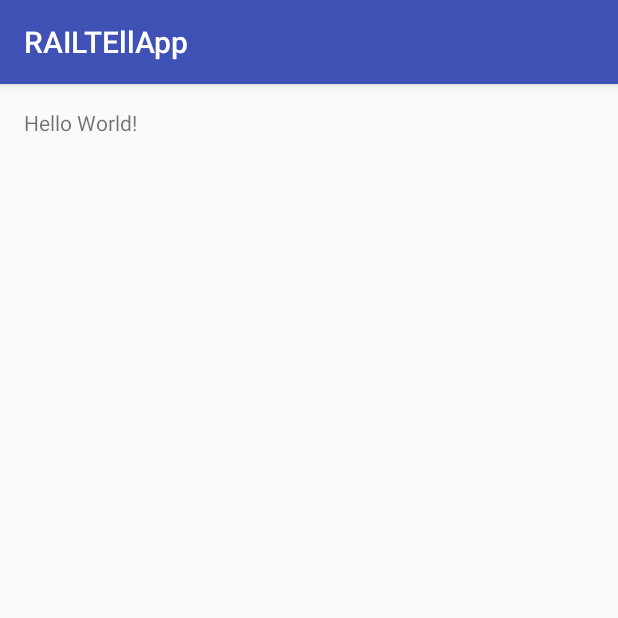
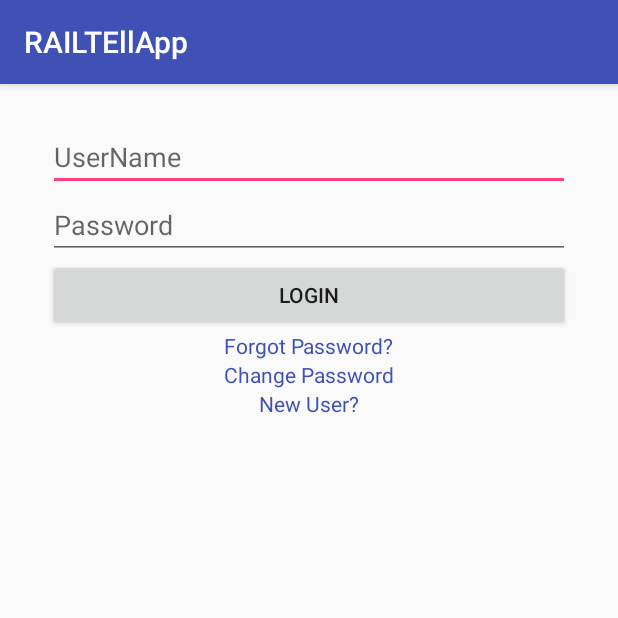
Before and after one commit to ashishjoshi1995/railtellapp, an Android app: the screen it shows after launch (MainActivity), on a phone screen of 412 x 824 dp, the top half of it. Run offline under Robolectric (Android 15) with nearby library versions, the phone set to English and light mode, and no system bars.

Commit message:
sync commit

```diff
--- a/New folder/repo1/app/build.gradle
+++ b/New folder/repo1/app/build.gradle
@@ -23,4 +23,5 @@ dependencies {
     compile fileTree(dir: 'libs', include: ['*.jar'])
     testCompile 'junit:junit:4.12'
     compile 'com.android.support:appcompat-v7:24.0.0'
+    compile 'com.android.support:design:24.0.0'
 }
--- a/New folder/repo1/app/src/main/AndroidManifest.xml
+++ b/New folder/repo1/app/src/main/AndroidManifest.xml
@@ -15,6 +15,7 @@
                 <category android:name="android.intent.category.LAUNCHER" />
             </intent-filter>
         </activity>
+        <activity android:name=".LoginContainer"></activity>
     </application>
 
 </manifest>
--- a/New folder/repo1/app/src/main/res/layout/activity_main.xml
+++ b/New folder/repo1/app/src/main/res/layout/activity_main.xml
@@ -9,8 +9,66 @@
     android:paddingTop="@dimen/activity_vertical_margin"
     tools:context="com.example.ashish.railtellapp.MainActivity">
 
+    <EditText
+        android:layout_width="match_parent"
+        android:layout_height="wrap_content"
+        android:inputType="number"
+        android:hint="UserName"
+        android:id="@+id/login_mobile"
+        android:layout_marginTop="10dp"
+        android:layout_marginLeft="16dp"
+        android:layout_marginRight="16dp"
+        />
+    <EditText
+        android:layout_width="match_parent"
+        android:layout_height="wrap_content"
+        android:inputType="text"
+        android:layout_marginLeft="16dp"
+        android:layout_marginRight="16dp"
+        android:hint="Password"
+        android:id="@+id/login_password"
+        android:password="true"
+        android:layout_below="@id/login_mobile"/>
+    <Button
+        android:layout_width="match_parent"
+        android:layout_height="wrap_content"
+        android:text="Login"
+        android:id="@+id/button_login"
+        android:layout_marginLeft="16dp"
+        android:layout_marginRight="16dp"
+        android:layout_below="@id/login_password"/>
+
     <TextView
         android:layout_width="wrap_content"
         android:layout_height="wrap_content"
-        android:text="Hello World!" />
+        android:text="Forgot Password?"
+        android:layout_below="@id/button_login"
+        android:textColor="@color/colorPrimary"
+        android:layout_centerHorizontal="true"
+        android:id="@+id/forgot_password"
+        android:layout_marginLeft="16dp"
+        android:layout_marginRight="16dp"
+        />
+    <TextView
+        android:layout_width="wrap_content"
+        android:layout_height="wrap_content"
+        android:text="Change Password"
+        android:layout_below="@id/forgot_password"
+        android:textColor="@color/colorPrimary"
+        android:layout_centerHorizontal="true"
+        android:id="@+id/change_password"
+        android:layout_marginLeft="16dp"
+        android:layout_marginRight="16dp"
+        />
+    <TextView
+        android:layout_width="wrap_content"
+        android:layout_height="wrap_content"
+        android:text="New User?"
+        android:layout_below="@id/change_password"
+        android:textColor="@color/colorPrimary"
+        android:layout_centerHorizontal="true"
+        android:id="@+id/new_user"
+        android:layout_marginLeft="16dp"
+        android:layout_marginRight="16dp"
+        />
 </RelativeLayout>
--- a/New folder/repo1/app/src/main/res/values/dimens.xml
+++ b/New folder/repo1/app/src/main/res/values/dimens.xml
@@ -2,4 +2,5 @@
     <!-- Default screen margins, per the Android Design guidelines. -->
     <dimen name="activity_horizontal_margin">16dp</dimen>
     <dimen name="activity_vertical_margin">16dp</dimen>
+    <dimen name="fab_margin">16dp</dimen>
 </resources>
--- a/New folder/repo1/app/src/main/res/values/strings.xml
+++ b/New folder/repo1/app/src/main/res/values/strings.xml
@@ -1,3 +1,4 @@
 <resources>
     <string name="app_name">RAILTEllApp</string>
+    <string name="title_activity_login_support">LoginSupport</string>
 </resources>
```
Also changed, not shown: New folder/repo1/app/src/main/java/com/example/ashish/railtellapp/LoginContainer.java (added, +13 -0 lines), New folder/repo1/app/src/main/res/layout/activity_login_container.xml (added, +18 -0 lines), New folder/repo1/app/src/main/res/values-v21/styles.xml (added, +9 -0 lines), New folder/repo1/app/src/main/res/values/styles.xml (+9 -0 lines).
